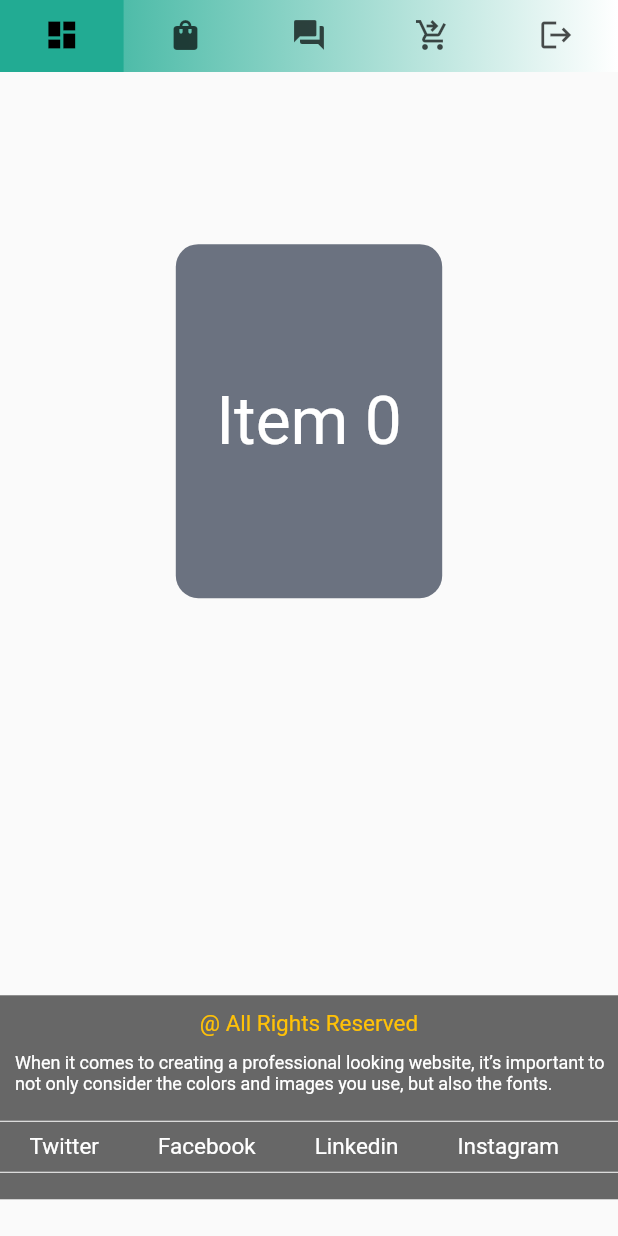
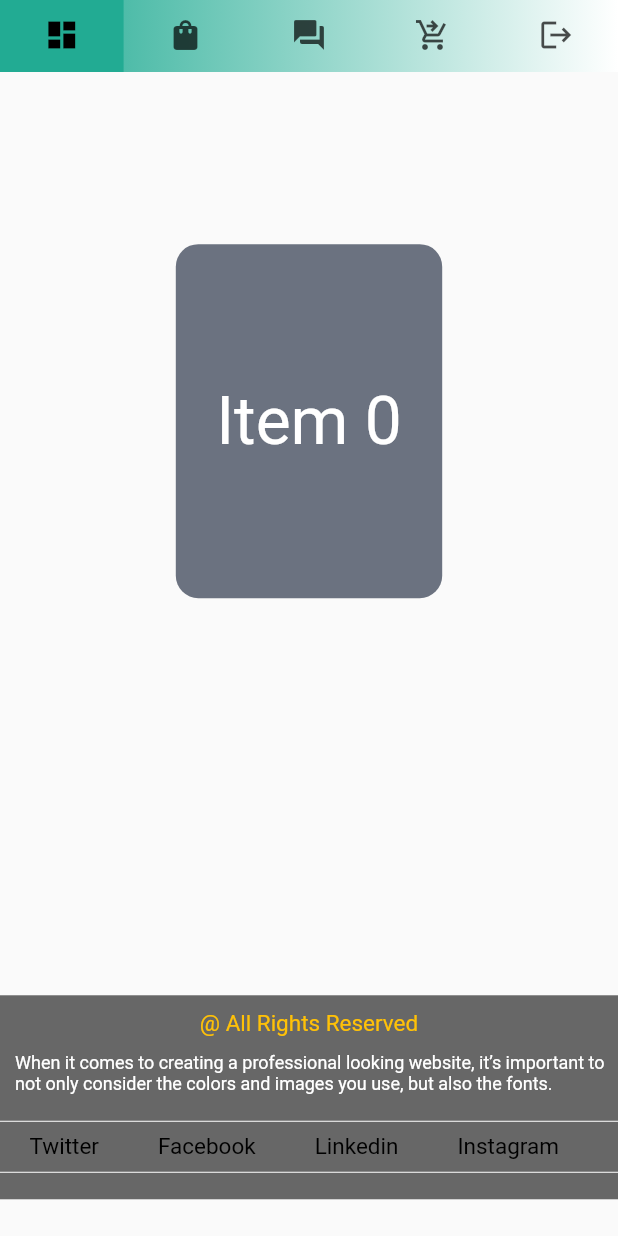
Before and after one commit to ABHISHEK0319/lmb_project, a Flutter app: the TabsLogedinPage screen opened directly, on a phone screen of 412 x 824 dp. Run offline on Flutter 3.47's test engine with Material 2 defaults, Android fonts, the phone set to English and light mode, and no system bars; drawn by our look-alikes of velocity_x; our stand-ins replace animated_text_kit, avatar_glow, flutter_icons_null_safety, google_fonts, shimmer; missing offline and left inert: dart:html, flutter_animated_button.

Commit message:
animation changes commit

```diff
--- a/lib/CustomUi/buildsingleitem.dart
+++ b/lib/CustomUi/buildsingleitem.dart
@@ -24,7 +24,7 @@ class BuildSingleItem extends StatelessWidget {
       child: Column(
         children: [
           Container(
-            height: 200,
+            height: 220,
             width: 250,
             decoration: BoxDecoration(
               color: Colors.white,
--- a/lib/CustomUi/footer.dart
+++ b/lib/CustomUi/footer.dart
@@ -275,7 +275,7 @@ class NavItem extends StatelessWidget {
       hoverColor: Colors.transparent,
       child: Text(
         title,
-        style: const TextStyle(color: Colors.white, fontSize: 15),
+        style: const TextStyle(color: Colors.black, fontSize: 15),
       ),
     );
   }
--- a/lib/CustomUi/mycart.dart
+++ b/lib/CustomUi/mycart.dart
@@ -1,5 +1,6 @@
 import 'package:flutter/material.dart';
 import 'package:lmb_project/CustomUi/custom_color.dart';
+import 'package:lmb_project/CustomUi/onHoverEffect.dart';
 import 'package:velocity_x/velocity_x.dart';
 
 import '../models/cartModel.dart';
@@ -352,6 +353,7 @@ class MyCartWebsite extends StatelessWidget {
     //Next btn..
     Widget _payBtn = Padding(
       padding: const EdgeInsets.only(right: 25.0),
+      child: OnHoverButton(
         child: MaterialButton(
           minWidth: 120,
           height: 35,
@@ -374,6 +376,7 @@ class MyCartWebsite extends StatelessWidget {
           },
           child: const Text(
             "PAYMENT",
+          ),
         ),
       ),
     );
--- /dev/null
+++ b/lib/CustomUi/onHoverEffect.dart
@@ -0,0 +1,35 @@
+import 'package:flutter/material.dart';
+
+class OnHoverButton extends StatefulWidget {
+  final Widget child;
+  const OnHoverButton({
+    Key? key,
+    required this.child,
+  }) : super(key: key);
+
+  @override
+  State<OnHoverButton> createState() => _OnHoverButtonState();
+}
+
+class _OnHoverButtonState extends State<OnHoverButton> {
+  bool isHovered = false;
+  @override
+  Widget build(BuildContext context) {
+    final hoveredTransform = Matrix4.identity()..scale(1.1);
+    final transform = isHovered ? hoveredTransform : Matrix4.identity();
+
+    return MouseRegion(
+      onEnter: (event) => onEntered(true),
+      onExit: (event) => onEntered(false),
+      child: AnimatedContainer(
+        duration: Duration(milliseconds: 100),
+        transform: transform,
+        child: widget.child,
+      ),
+    );
+  }
+
+  void onEntered(bool isHovered) => setState(() {
+        this.isHovered = isHovered;
+      });
+}
--- a/lib/pages/Logedin.dart
+++ b/lib/pages/Logedin.dart
@@ -24,13 +24,14 @@ class _LogedinPageState extends State<LogedinPage> {
             //collapsedHeight: 100,
             flexibleSpace: Header(),
             pinned: true,
-            snap: true,
-            floating: true,
+            //snap: true,
+            //floating: true,
           ),
 
           // sliver items
           SliverToBoxAdapter(
             child: ClipRRect(
+              clipBehavior: Clip.antiAlias,
               borderRadius: BorderRadius.zero,
               child: SizedBox(
                 height: MediaQuery.of(context).size.height * 0.9,
--- a/lib/pages/mycartbody.dart
+++ b/lib/pages/mycartbody.dart
@@ -57,7 +57,7 @@ class MyCartBody extends StatelessWidget {
               Navigator.push(
                 context,
                 MaterialPageRoute(
-                  builder: (context) => PaymentGateway(),
+                  builder: (context) => const PaymentGateway(),
                 ),
               );
             },
--- a/lib/pages/tab_logedin_page.dart
+++ b/lib/pages/tab_logedin_page.dart
@@ -1,5 +1,6 @@
 import 'package:flutter/material.dart';
 import 'package:lmb_project/CustomUi/custom_color.dart';
+import 'package:lmb_project/CustomUi/onHoverEffect.dart';
 import 'package:lmb_project/pages/faq.dart';
 import 'package:lmb_project/pages/logout_dialog.dart';
 import 'package:lmb_project/pages/mycartbody.dart';
@@ -33,25 +34,35 @@ class _TabsLogedinPageState extends State<TabsLogedinPage> {
                 labelStyle: TextStyle(fontWeight: FontWeight.w200),
                 indicator: BoxDecoration(color: WebColors.bgcolor1),
                 tabs: [
-                  Tab(
+                  OnHoverButton(
+                    child: Tab(
                       icon: Icon(Icons.dashboard),
                       //text: "DASHBOARD",
                     ),
-                  Tab(
+                  ),
+                  OnHoverButton(
+                    child: Tab(
                       icon: Icon(Icons.shopping_bag),
                       //text: "ORDER",
                     ),
-                  Tab(
+                  ),
+                  OnHoverButton(
+                    child: Tab(
                       icon: Icon(Icons.question_answer),
                       // text: "FAQ",
                     ),
-                  Tab(
+                  ),
+                  OnHoverButton(
+                    child: Tab(
                       icon: Icon(Icons.shopping_cart_checkout_outlined),
                       // text: "FAQ",
                     ),
-                  Tab(
+                  ),
+                  OnHoverButton(
+                    child: Tab(
                       icon: Icon(Icons.logout),
                       //text: "LOGOUT",
+                    ),
                   ),
                 ]),
             Expanded(
```
Also changed, not shown: lib/CustomUi/fancyButton.dart (+11 -6 lines), lib/CustomUi/header.dart (+10 -7 lines), lib/CustomUi/login_changes_icons.dart (+6 -3 lines), lib/pages/contact_us.dart (+12 -4 lines), lib/pages/home_page1.dart (+6 -3 lines), lib/pages/login_page.dart (+9 -3 lines), lib/pages/registration_page.dart (+7 -4 lines). Lines whose indentation alone changed are shown as unchanged.
